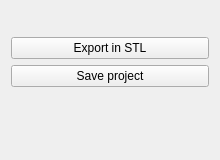
First picture: the form in Plugins/my.organprint.views.sidepanel/src/internal/ExportPanelControls.ui, repository simedcn/mitkapps, before the edit.
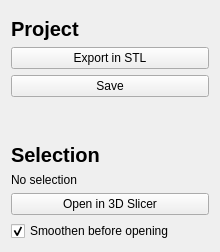
Second picture: the form after the edit.

Commit message: Added a button for exporting into STL files and open with 3D Slicer

What changed in the file:
```diff
--- a/Plugins/my.organprint.views.sidepanel/src/internal/ExportPanelControls.ui
+++ b/Plugins/my.organprint.views.sidepanel/src/internal/ExportPanelControls.ui
@@ -7,23 +7,13 @@
     <x>0</x>
     <y>0</y>
     <width>220</width>
-    <height>160</height>
+    <height>249</height>
    </rect>
   </property>
   <property name="windowTitle">
    <string>Awesome View</string>
   </property>
   <layout class="QVBoxLayout" name="verticalLayout">
-   <item>
-    <widget class="QLabel" name="selectImageLabel">
-     <property name="styleSheet">
-      <string notr="true"></string>
-     </property>
-     <property name="text">
-      <string></string>
-     </property>
-    </widget>
-   </item>
    <item>
     <widget class="QWidget" name="widget" native="true">
      <layout class="QHBoxLayout" name="horizontalLayout">
@@ -42,6 +32,20 @@
      </layout>
     </widget>
    </item>
+   <item>
+    <widget class="QLabel" name="label">
+     <property name="font">
+      <font>
+       <pointsize>15</pointsize>
+       <weight>75</weight>
+       <bold>true</bold>
+      </font>
+     </property>
+     <property name="text">
+      <string>Project</string>
+     </property>
+    </widget>
+   </item>
    <item>
     <widget class="QPushButton" name="exportSTLButton">
      <property name="toolTip">
@@ -54,11 +58,71 @@
    </item>
    <item>
     <widget class="QPushButton" name="saveButton">
-     <property name="text">
-      <string>Save project</string>
-     </property>
      <property name="toolTip">
-     <string>Save the project and open later if you desires</string>
+      <string>Save the project and open later if you desires</string>
+     </property>
+     <property name="text">
+      <string>Save</string>
+     </property>
+    </widget>
+   </item>
+   <item>
+    <spacer name="verticalSpacer">
+     <property name="orientation">
+      <enum>Qt::Vertical</enum>
+     </property>
+     <property name="sizeType">
+      <enum>QSizePolicy::Fixed</enum>
+     </property>
+     <property name="sizeHint" stdset="0">
+      <size>
+       <width>20</width>
+       <height>40</height>
+      </size>
+     </property>
+    </spacer>
+   </item>
+   <item>
+    <widget class="QLabel" name="label_2">
+     <property name="font">
+      <font>
+       <pointsize>15</pointsize>
+       <weight>75</weight>
+       <bold>true</bold>
+      </font>
+     </property>
+     <property name="text">
+      <string>Selection</string>
+     </property>
+    </widget>
+   </item>
+   <item>
+    <widget class="QLabel" name="selectedNodeLabel">
+     <property name="styleSheet">
+      <string notr="true"/>
+     </property>
+     <property name="text">
+      <string>No selection</string>
+     </property>
+    </widget>
+   </item>
+   <item>
+    <widget class="QPushButton" name="slicerButton">
+     <property name="text">
+      <string>Open in 3D Slicer</string>
+     </property>
+    </widget>
+   </item>
+   <item>
+    <widget class="QCheckBox" name="smoothingCheckBox">
+     <property name="text">
+      <string>Smoothen before opening</string>
+     </property>
+     <property name="checked">
+      <bool>true</bool>
+     </property>
+     <property name="tristate">
+      <bool>false</bool>
      </property>
     </widget>
    </item>
```
The commit also changes 16 other files.
